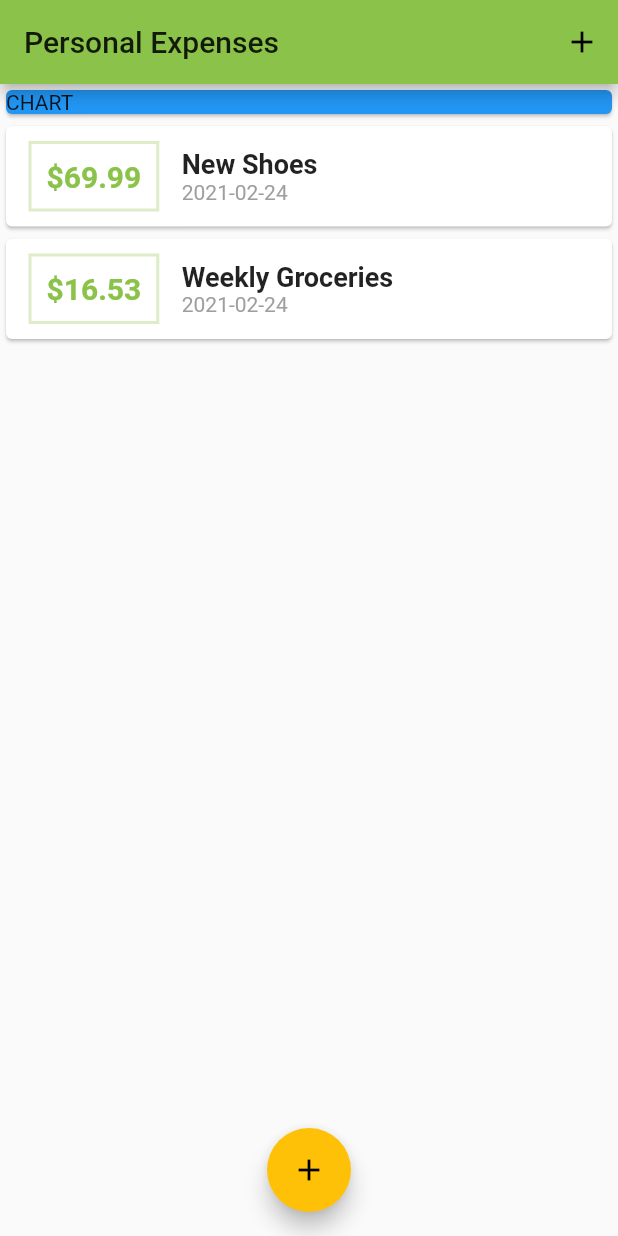
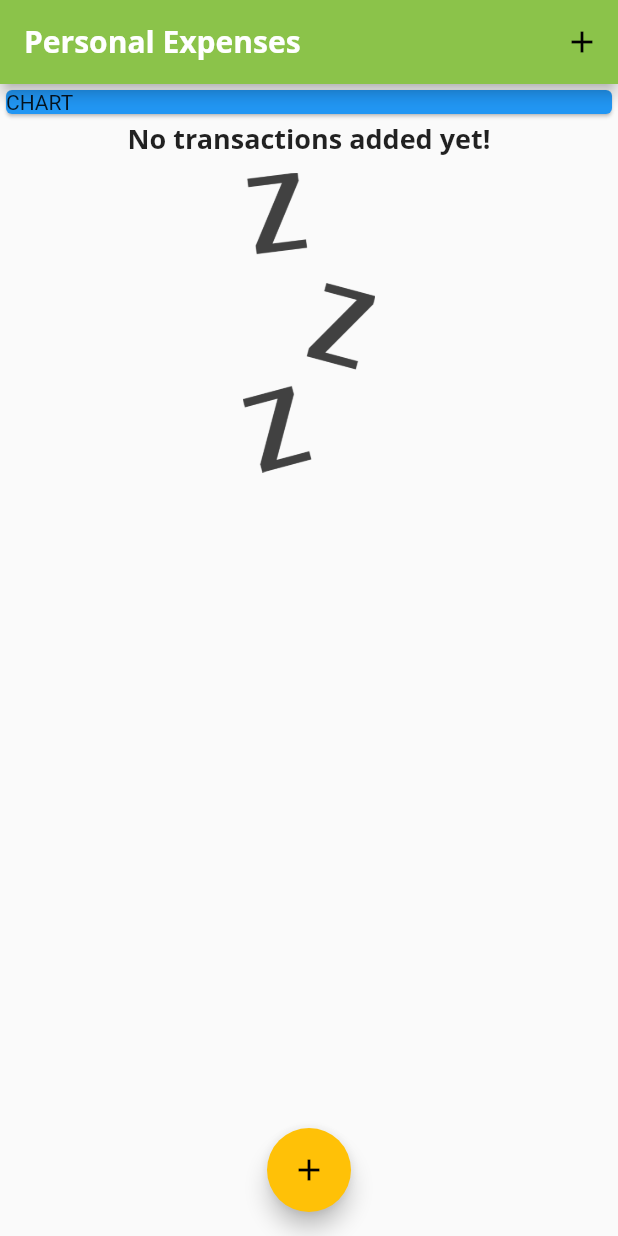
Before and after one commit to yoojh9/learn-flutter-dart, a Flutter app: the screen it shows after launch, on a phone screen of 412 x 824 dp. Run offline on Flutter 3.47's test engine with Material 2 defaults, Android fonts, the phone set to English and light mode, and no system bars; Roboto replaces fonts that are missing (Open Sans).

```diff
--- a/flutter_widget_explorer/lib/main.dart
+++ b/flutter_widget_explorer/lib/main.dart
@@ -12,7 +12,23 @@ class MyApp extends StatelessWidget {
       title: 'Personal Expenses',
       theme: ThemeData(
         primarySwatch: Colors.lightGreen,
-        accentColor: Colors.amber
+        accentColor: Colors.amber,
+        fontFamily: 'Quicksand',
+        textTheme: ThemeData.light().textTheme.copyWith(
+          headline6: TextStyle(
+            fontFamily: 'Open Sans',
+            fontSize: 18,
+            fontWeight: FontWeight.bold
+          )),
+        appBarTheme: AppBarTheme(
+          textTheme: ThemeData.light().textTheme.copyWith(
+            headline6: TextStyle(
+              fontFamily: 'Open Sans',
+              fontSize: 20,
+              fontWeight: FontWeight.bold
+            ),
+          )
+        ),
       ),
       home: MyHomePage(),
     );
@@ -26,8 +42,8 @@ class MyHomePage extends StatefulWidget {
 
 class _MyHomePageState extends State<MyHomePage> {
   final List<Transaction> _transactions = [
-    Transaction(id: 't1', title: 'New Shoes', amount: 69.99, date: DateTime.now()),
-    Transaction(id: 't2', title: 'Weekly Groceries', amount: 16.53, date: DateTime.now()),
+    // Transaction(id: 't1', title: 'New Shoes', amount: 69.99, date: DateTime.now()),
+    // Transaction(id: 't2', title: 'Weekly Groceries', amount: 16.53, date: DateTime.now()),
   ];
 
   // private method
@@ -50,7 +66,7 @@ class _MyHomePageState extends State<MyHomePage> {
   Widget build(BuildContext context) {
     return Scaffold(
       appBar: AppBar(
-        title: Text('Personal Expenses'),
+        title: Text('Personal Expenses', style: TextStyle(fontFamily: 'Open Sans'),),
         actions: [
           IconButton(icon: Icon(Icons.add), onPressed: () => startAddNewTransaction(context))
         ],
--- a/flutter_widget_explorer/lib/widgets/transaction_list.dart
+++ b/flutter_widget_explorer/lib/widgets/transaction_list.dart
@@ -12,7 +12,18 @@ class TransactionList extends StatelessWidget {
   Widget build(BuildContext context) {
     return  Container(
       height: 300,
-        child: ListView.builder(
+        child: transactions.isEmpty
+        ? Column(
+          children:[
+            Text('No transactions added yet!', style: Theme.of(context).textTheme.headline6,),
+            SizedBox(height: 10,),
+            Container(
+              height: 200,
+              child: Image.asset('assets/images/waiting.png', fit: BoxFit.cover)
+            )
+          ]
+        )
+        : ListView.builder(
             itemBuilder: (ctx, index){
               return Card(
                 child: Row(
@@ -41,7 +52,7 @@ class TransactionList extends StatelessWidget {
                       children: [
                         Text(
                           transactions[index].title,
-                          style: TextStyle(fontSize: 18, fontWeight: FontWeight.bold),
+                          style: Theme.of(context).textTheme.headline6,
                         ),
                         Text(
                           DateFormat('yyyy-MM-dd').format(transactions[index].date),
```
Also changed, not shown: flutter_widget_explorer/lib/widgets/chart.dart (added, +49 -0 lines), flutter_widget_explorer/pubspec.yaml (+14 -15 lines), flutter_widget_explorer/assets/fonts/OpenSans-Bold.ttf (added), flutter_widget_explorer/assets/fonts/OpenSans-Regular.ttf (added), flutter_widget_explorer/assets/fonts/Quicksand-Bold.ttf (added), flutter_widget_explorer/assets/fonts/Quicksand-Light.ttf (added), flutter_widget_explorer/assets/fonts/Quicksand-Medium.ttf (added), flutter_widget_explorer/assets/fonts/Quicksand-Regular.ttf (added), flutter_widget_explorer/assets/images/waiting.png (added), flutter_widget_explorer/images/boxfit_1.png (added), flutter_widget_explorer/images/boxfit_2.png (added), flutter_widget_explorer/images/boxfit_3.png (added), 9 other files.
